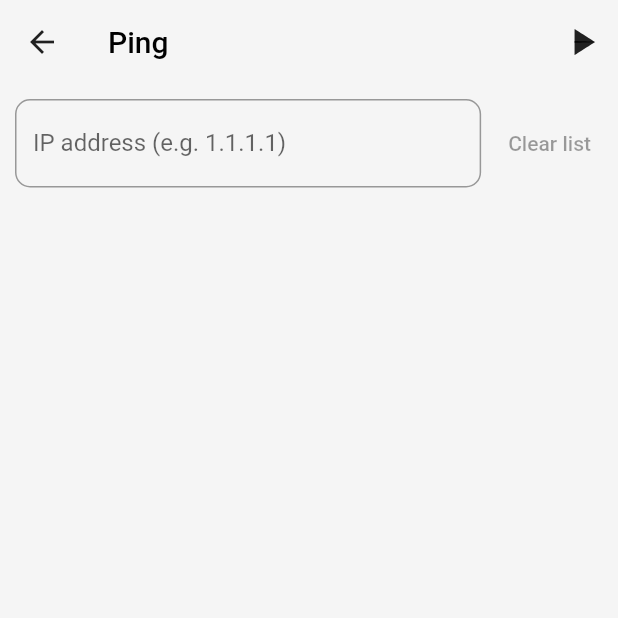
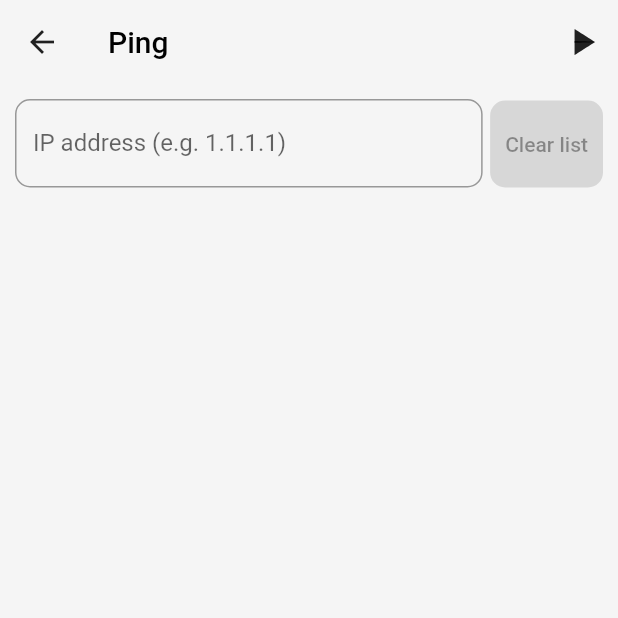
Before and after one commit to ivirtex/networkarch-flutter, a Flutter app: the screen it shows after launch, after a tap on an icon or button, on a phone screen of 412 x 824 dp, the top half of it. Run offline on Flutter 3.47's test engine with Material 2 defaults, Android fonts, the light colour scheme and no system bars; our stand-ins replace bloc, elegant_notification, equatable, flutter_bloc, font_awesome_flutter, google_maps_flutter and 4 more; missing offline and left inert: carrier_info, dart_ping, debug_friend, enum_to_string, lan_scanner, network_info_plus and 1 more.

Commit message:
Improve some UI elements

```diff
--- a/lib/ping/views/ping_view.dart
+++ b/lib/ping/views/ping_view.dart
@@ -8,6 +8,7 @@ import 'package:flutter/material.dart';
 // Package imports:
 import 'package:dart_ping/dart_ping.dart';
 import 'package:flutter_bloc/flutter_bloc.dart';
+import 'package:network_arch/constants.dart';
 
 // Project imports:
 import 'package:network_arch/models/animated_list_model.dart';
@@ -131,7 +132,9 @@ class _PingViewState extends State<PingView> {
                       });
                     }
 
-                    return PlatformWidget(
+                    return SizedBox(
+                      height: 60,
+                      child: PlatformWidget(
                         androidBuilder: (context) => TextField(
                           autocorrect: false,
                           controller: _targetHostController,
@@ -155,24 +158,21 @@ class _PingViewState extends State<PingView> {
                             setState(() {});
                           },
                         ),
+                      ),
                     );
                   },
                 ),
               ),
-              const SizedBox(width: 10),
+              const SizedBox(width: 5.0),
               BlocBuilder<PingBloc, PingState>(
                 builder: (context, state) {
                   if (state is PingRunComplete && _pingData.isNotEmpty) {
-                    return TextButton(
+                    return ClearListButton(
                       onPressed: () => _pingData.removeAllElements(context),
-                      child: const Text('Clear list'),
                     );
                   }
 
-                  return const TextButton(
-                    onPressed: null,
-                    child: Text('Clear list'),
-                  );
+                  return const ClearListButton();
                 },
               ),
             ],
@@ -247,3 +247,30 @@ class _PingViewState extends State<PingView> {
     context.read<PingBloc>().add(PingStopped());
   }
 }
+
+class ClearListButton extends StatelessWidget {
+  const ClearListButton({
+    this.onPressed,
+    Key? key,
+  }) : super(key: key);
+
+  final VoidCallback? onPressed;
+
+  @override
+  Widget build(BuildContext context) {
+    return ElevatedButton(
+      style: ElevatedButton.styleFrom(
+        primary: Constants.darkBtnColor,
+        padding: const EdgeInsets.symmetric(
+          horizontal: 10.0,
+          vertical: 21.0,
+        ),
+        shape: RoundedRectangleBorder(
+          borderRadius: BorderRadius.circular(10.0),
+        ),
+      ),
+      onPressed: onPressed,
+      child: const Text('Clear list'),
+    );
+  }
+}
--- a/lib/ping/widgets/ping_card.dart
+++ b/lib/ping/widgets/ping_card.dart
@@ -28,7 +28,6 @@ class PingCard extends StatelessWidget {
   Widget build(BuildContext context) {
     return DataCard(
       padding: EdgeInsets.zero,
-      margin: const EdgeInsets.only(bottom: 10),
       child: ListTile(
         contentPadding: const EdgeInsets.only(left: 8.0, right: 16.0),
         leading: hasError
--- a/lib/shared/action_app_bar.dart
+++ b/lib/shared/action_app_bar.dart
@@ -72,7 +72,6 @@ class ActionAppBarState extends State<ActionAppBar>
   }
 
   void toggleAnimation() {
-    print('toggled animation');
     isStartActionActive = !isStartActionActive;
 
     isAnimating = !isAnimating;
--- a/lib/shared/cards/data_card.dart
+++ b/lib/shared/cards/data_card.dart
@@ -11,7 +11,7 @@ class DataCard extends StatelessWidget {
   const DataCard({
     Key? key,
     this.child,
-    this.margin = const EdgeInsets.symmetric(vertical: 6.0),
+    this.margin = const EdgeInsets.only(bottom: 10.0),
     this.padding = const EdgeInsets.all(8.0),
   }) : super(key: key);
 
```
Also changed, not shown: lib/lan_scanner/widgets/host_card.dart (+3 -4 lines). Lines whose indentation alone changed are shown as unchanged.
